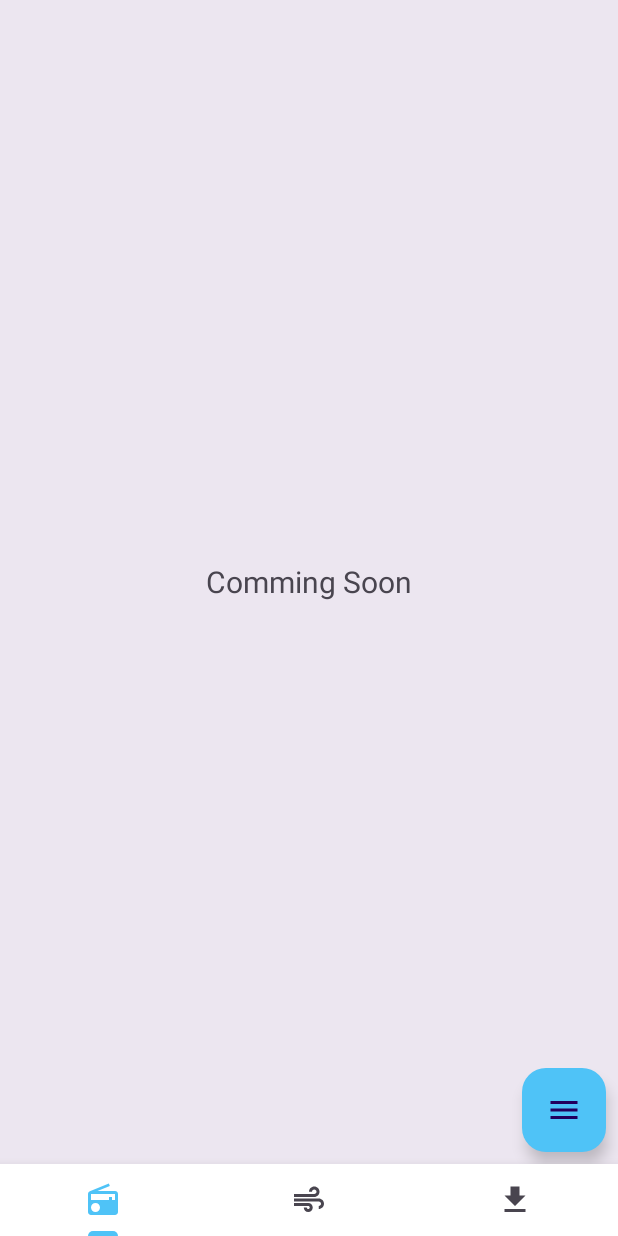
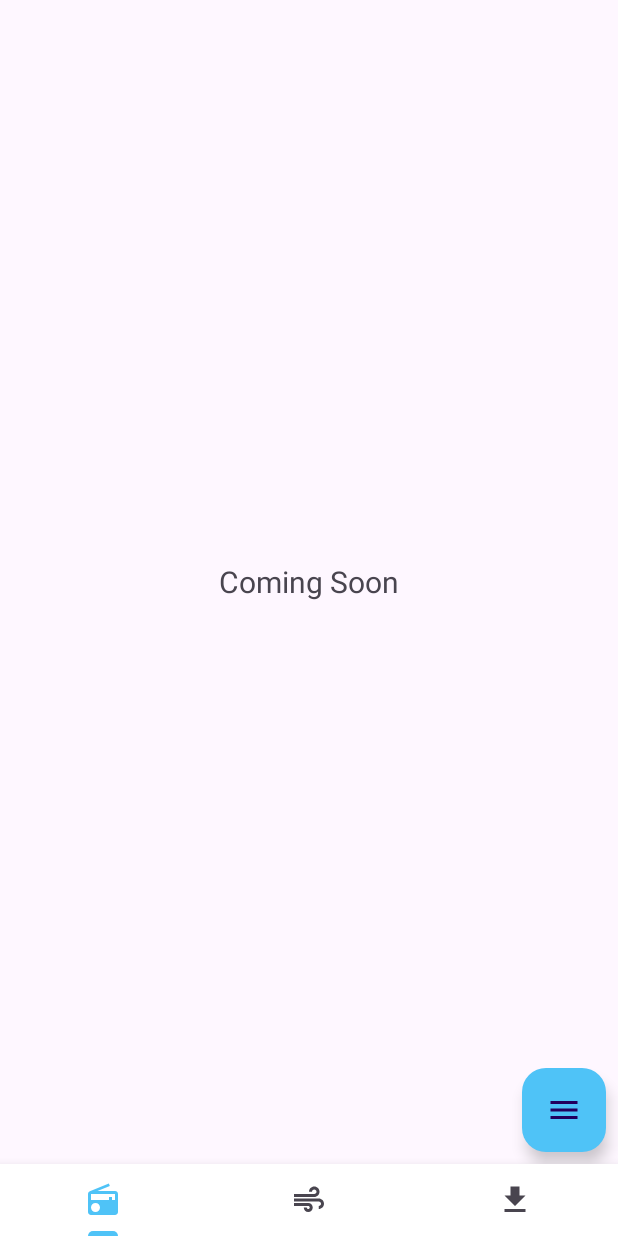
Before and after one commit to Nikhil-punia/radian, an Android app: the fragment Fav_menu_window placed in its activity, on a phone screen of 412 x 824 dp. Run offline under Robolectric (Android 15) with nearby library versions, the phone set to English and light mode, and no system bars; libraries missing offline, so code that uses them is left out: com.here.oksse; Roboto replaces fonts that are not available here; 3 statements that could not run were skipped.

Commit message:
minor ui change

```diff
--- a/app/src/main/res/layout/fragment_fav_menu_window.xml
+++ b/app/src/main/res/layout/fragment_fav_menu_window.xml
@@ -3,6 +3,7 @@
     xmlns:tools="http://schemas.android.com/tools"
     android:layout_width="match_parent"
     android:layout_height="match_parent"
+    android:background="?attr/colorSurfaceBright"
     tools:context=".ui.fragment.Fav_menu_window">
 
     <!-- TODO: Update blank fragment layout -->
@@ -11,7 +12,7 @@
         android:layout_height="match_parent"
         android:autoText="true"
         android:gravity="center"
-        android:text="@string/comming_soon_string"
+        android:text="@string/coming_soon_string"
         android:textAlignment="gravity"
         android:textSize="20sp" />
 
--- a/app/src/main/res/values/strings.xml
+++ b/app/src/main/res/values/strings.xml
@@ -19,5 +19,5 @@
     <string name="unknown_title">Unknown Title</string>
     <string name="download_noti_name">Downloading Please Wait</string>
     <string name="download_noti_disc">Radio is Downloading The Media Items</string>
-    <string name="comming_soon_string">Comming Soon</string>
+    <string name="coming_soon_string">Coming Soon</string>
 </resources>
```
